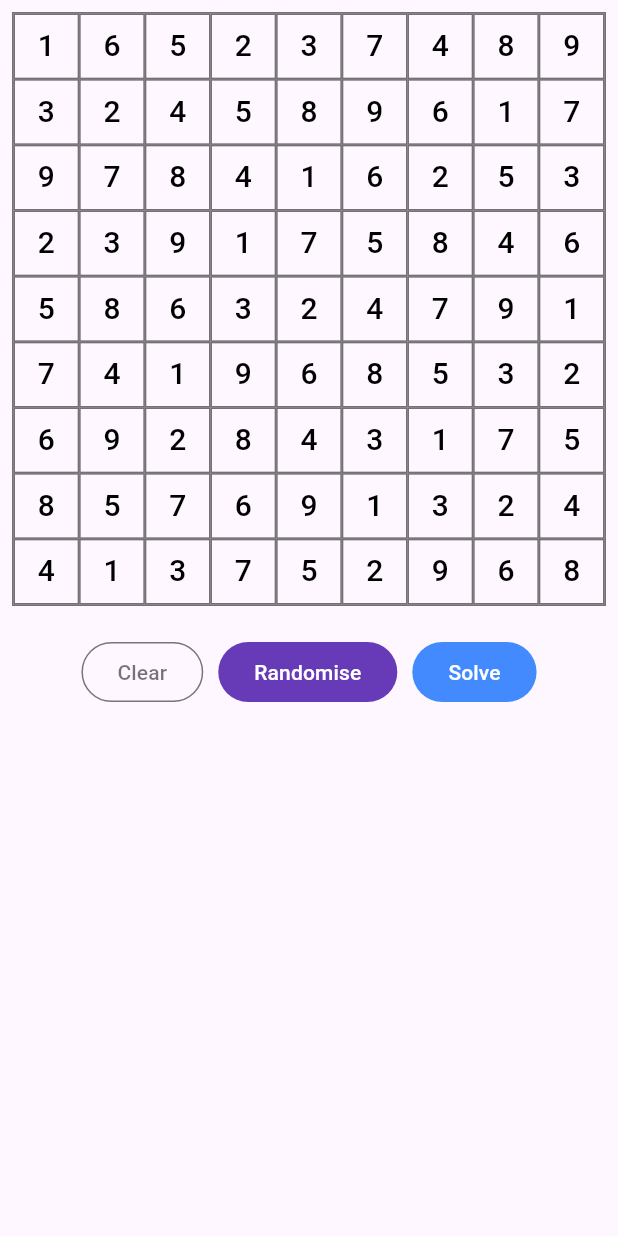
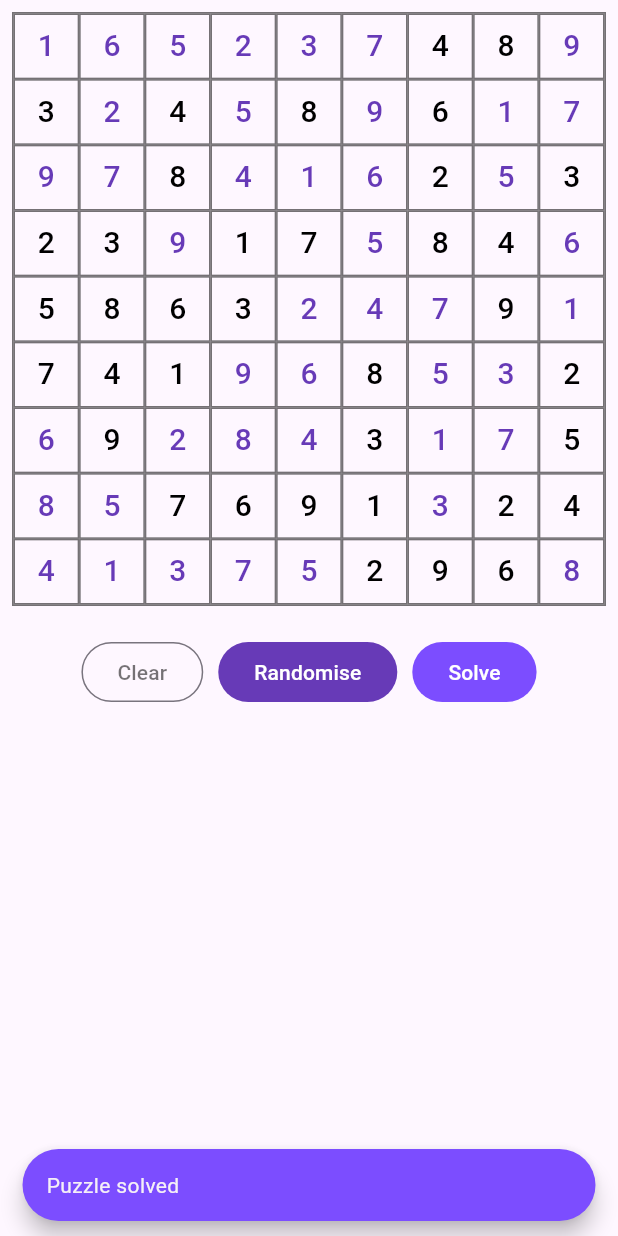
Before and after one commit to hmai2139/rapidmap-test, a Flutter app: the Sudoku widget shown alone on an empty page, opened directly, after a tap on "Randomise", after a tap on "Solve", on a phone screen of 412 x 824 dp. Run offline on Flutter 3.47's test engine with Material 3 defaults, Android fonts, the phone set to English and light mode, and no system bars; our stand-ins replace sqflite; accounts and stored records are empty.

Commit message:
Minor refactor. Fixed Sudoku board colouring bug.

```diff
--- a/lib/stylings/app_colours.dart
+++ b/lib/stylings/app_colours.dart
@@ -5,4 +5,6 @@ import 'package:flutter/material.dart';
 class AppColours {
   static Color primary = Colors.deepPurple;
   static Color accent = Colors.deepPurpleAccent;
+  static Color text = Colors.black;
+  static Color subtext = Colors.black54;
 }
--- a/lib/sudoku/sudoku.dart
+++ b/lib/sudoku/sudoku.dart
@@ -1,8 +1,10 @@
 import 'package:flutter/material.dart';
-import 'package:rapidmap_test/sudoku/utils/generator.dart' as generator;
-import 'package:rapidmap_test/sudoku/utils/solver.dart' as solver;
+import 'package:rapidmap_test/sudoku/utils/list_utils.dart';
+import 'package:rapidmap_test/sudoku/utils/sudoku_generator.dart' as generator;
+import 'package:rapidmap_test/sudoku/utils/sudoku_solver.dart' as solver;
 
 import '../stylings/app_colours.dart';
+import '../utils/snackbar_utils.dart';
 
 /// A 9x9 Sudoku game for RapidMap Developer Test Q2.
 /// User can input their own puzzles.
@@ -18,6 +20,7 @@ class _SudokuState extends State<Sudoku> {
   /// Assume all puzzles are NxN.
   int N = 9;
 
+  /// Default puzzle board.
   List<List<int>> _puzzle = generator.generateEmptySudoku();
 
   /// Colour array to differentiate numbers from input and solution.
@@ -27,42 +30,48 @@ class _SudokuState extends State<Sudoku> {
   /// Whether puzzle is invalid.
   bool _isValid = false;
 
+  /// Generate a Sudoku puzzle.
   void _generate() {
     setState(() {
       _puzzle = generator.generateSudoku();
+      _colours = generator.generateColours(_puzzle);
       _isValid = true;
     });
   }
 
+  /// Initialise an empty board.
   void _initialise() {
     _puzzle = generator.generateEmptySudoku();
     _colours = generator.generateColours(_puzzle);
+    _isValid = true;
   }
 
-  _solvePuzzle() {
+  /// Attempt to solve the puzzle.
+  dynamic _solvePuzzle() {
+    final List<List<int>> unsolved = deepCopy(_puzzle);
     solver.Solution solution = solver.solve(_puzzle, 0, 0);
+
+    /// Display the solution if found.
     if (solution.solvable) {
       setState(() {
-        _colours = List.generate(
-            9,
-            (row) => List.generate(
-                9,
-                (col) =>
-                    _puzzle[row][col] > 0 ? Colors.black : AppColours.primary));
-        _puzzle = solution.puzzle;
+        _colours = generator.generateColours(unsolved);
       });
-    } else {
+      showSnackBar(context, 'Puzzle solved');
+    }
+
+    /// Otherwise display an error message.
+    else {
       showDialog(
         context: context,
         builder: (BuildContext context) {
           return AlertDialog(
             title: Text(
               "No solutions found",
-              style: TextStyle(color: AppColours.primary),
+              style: TextStyle(color: AppColours.subtext),
             ),
-            content: const Text(
+            content: Text(
               "The puzzle may be invalid or insufficient clues were provided.",
-              style: TextStyle(color: Colors.black54),
+              style: TextStyle(color: AppColours.subtext),
             ),
             actions: [
               TextButton(
@@ -93,7 +102,7 @@ class _SudokuState extends State<Sudoku> {
                 aspectRatio: 1.0,
                 child: Container(
                   decoration: BoxDecoration(
-                    border: Border.all(color: Colors.black54, width: 1),
+                    border: Border.all(color: AppColours.subtext, width: 1),
                   ),
                   child: GridView.builder(
                     gridDelegate: SliverGridDelegateWithFixedCrossAxisCount(
@@ -111,7 +120,7 @@ class _SudokuState extends State<Sudoku> {
                 children: [
                   OutlinedButton(
                     style: OutlinedButton.styleFrom(
-                        foregroundColor: Colors.black54),
+                        foregroundColor: AppColours.subtext),
                     onPressed: () => setState(() {
                       _initialise();
                     }),
@@ -127,8 +136,8 @@ class _SudokuState extends State<Sudoku> {
                   const SizedBox(width: 10),
                   FilledButton(
                     style: FilledButton.styleFrom(
-                        backgroundColor: Colors.blueAccent),
-                    onPressed: _isValid ? _solvePuzzle : null,
+                        backgroundColor: AppColours.accent),
+                    onPressed: _isValid ? _solvePuzzle : _solvePuzzle,
                     child: const Text('Solve'),
                   ),
                 ],
@@ -141,8 +150,6 @@ class _SudokuState extends State<Sudoku> {
   }
 
   /// A single tile on the puzzle board.
-  ///
-  /// The number will be blue if [isInitial] is true, and black otherwise.
   Widget _buildTile(BuildContext context, int index) {
     /// Calculates coordinates (x, col) from [index].
     int row = (index / N).floor();
@@ -154,7 +161,7 @@ class _SudokuState extends State<Sudoku> {
       child: Container(
         decoration: BoxDecoration(
           border: Border.all(
-            color: Colors.black54,
+            color: AppColours.subtext,
             width: 1,
           ),
         ),
@@ -191,15 +198,16 @@ class _SudokuState extends State<Sudoku> {
                   onPressed: () {
                     setState(() {
                       _puzzle[row][col] = val;
+                      _colours[row][col] = AppColours.text;
                       _isValid = solver.isValidSudoku(_puzzle);
                     });
                     Navigator.of(context).pop();
                   },
                   child: Text(
                     val.toString(),
-                    style: const TextStyle(
+                    style: TextStyle(
                         fontSize: 20,
-                        color: Colors.blueAccent,
+                        color: AppColours.text,
                         fontWeight: FontWeight.w500),
                   ),
                 ),
--- /dev/null
+++ b/lib/sudoku/utils/list_utils.dart
@@ -0,0 +1,7 @@
+/// Some utility functions.
+library;
+
+/// Deep-copy a List<List<int>>.
+List<List<int>> deepCopy(List<List<int>> source) {
+  return source.map((e) => e.toList()).toList();
+}
--- a/lib/sudoku/utils/generator.dart
+++ b/lib/sudoku/utils/sudoku_generator.dart
@@ -1,6 +1,8 @@
 import 'dart:math';
 import 'package:flutter/material.dart';
-import 'package:rapidmap_test/sudoku/utils/solver.dart' as solver;
+import 'package:rapidmap_test/sudoku/utils/sudoku_solver.dart' as solver;
+
+import '../../stylings/app_colours.dart';
 
 /// Methods to generate puzzle puzzles for testing.
 /// The random generator methods are credited to ChatGPT.
@@ -134,7 +136,7 @@ List<List<int>> generateEmptySudoku() =>
 List<List<Color>> generateColours(List<List<int>> puzzle) {
   return List.generate(9, (row) {
     return List.generate(9, (col) {
-      return puzzle[row][col] > 0 ? Colors.black : Colors.blueAccent;
+      return puzzle[row][col] > 0 ? AppColours.text : AppColours.primary;
     });
   });
 }
--- a/lib/to_do_list/forms/task_input_form.dart
+++ b/lib/to_do_list/forms/task_input_form.dart
@@ -3,7 +3,7 @@ import 'package:provider/provider.dart';
 import 'package:rapidmap_test/to_do_list/models/database.dart';
 import 'package:rapidmap_test/to_do_list/models/task.dart';
 import 'package:rapidmap_test/to_do_list/providers/task_provider.dart';
-import 'package:rapidmap_test/to_do_list/utils/snackbar_utils.dart';
+import 'package:rapidmap_test/utils/snackbar_utils.dart';
 import '../../stylings/app_colours.dart';
 import '../utils/datetime_utils.dart' as utils;
 import 'package:flutter/services.dart';
--- a/lib/to_do_list/utils/snackbar_utils.dart
+++ b/lib/utils/snackbar_utils.dart
@@ -1,6 +1,6 @@
 import 'package:flutter/material.dart';
 
-import '../../stylings/app_colours.dart';
+import '../stylings/app_colours.dart';
 
 /// Shows a Snackbar with [text].
 void showSnackBar(BuildContext context, String text) {
```
Also changed, not shown: lib/to_do_list/to_do_list.dart (+8 -8 lines), lib/sudoku/utils/sudoku_solver.dart (renamed from lib/sudoku/utils/solver.dart).
